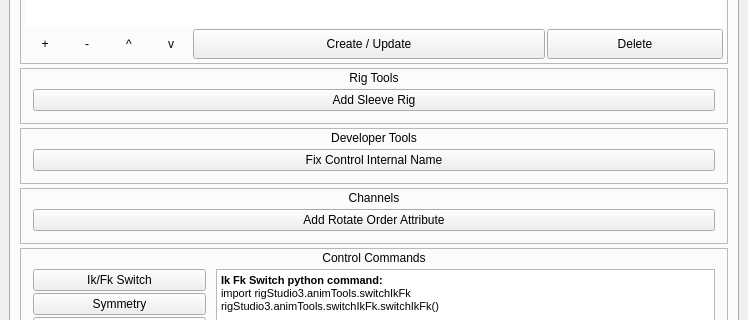
The window that ui/designer/mainWindow.ui (PavelCrow/RigStudio3) describes before a commit, drawn with Qt 5; both pictures show x 0 to 748 and y 488 to 808 of the 748 by 1005 pixel window.
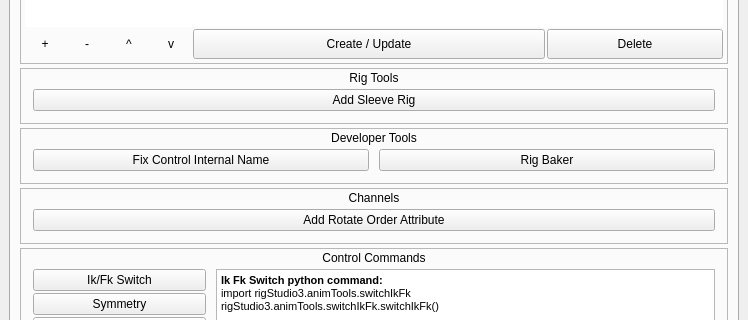
The same window after the commit.

Patch:
```diff
--- a/ui/designer/mainWindow.ui
+++ b/ui/designer/mainWindow.ui
@@ -8220,6 +8220,16 @@
                   </property>
                  </widget>
                 </item>
+                <item>
+                 <widget class="QPushButton" name="rigBaker_btn">
+                  <property name="enabled">
+                   <bool>true</bool>
+                  </property>
+                  <property name="text">
+                   <string>Rig Baker</string>
+                  </property>
+                 </widget>
+                </item>
                </layout>
               </item>
              </layout>
```
